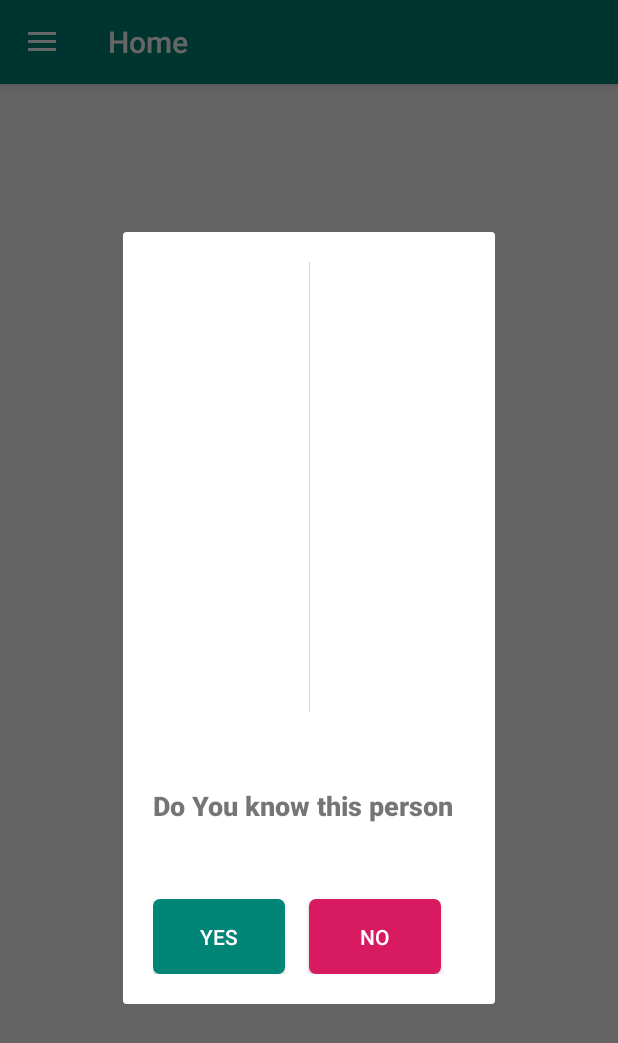
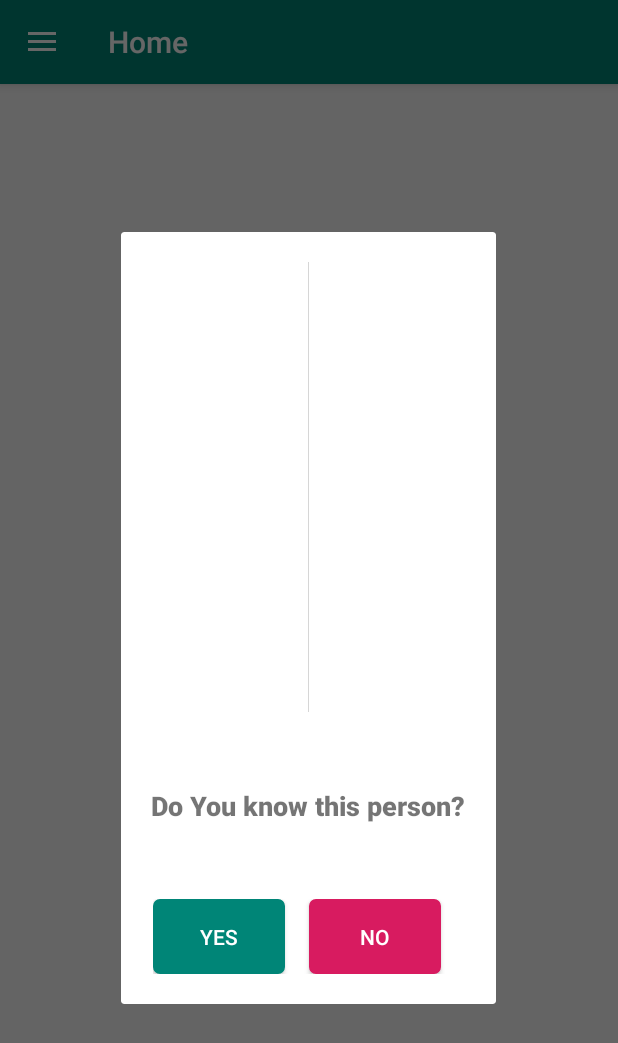
Before and after one commit to BuildForSDGCohort2/Team-SmartSurvelliance-mobile, an Android app: the fragment VerifyPictureFragment placed in its activity, on a phone screen of 412 x 824 dp. Shown: the top 1043 px of the screen. Run offline under Robolectric (Android 15) with nearby library versions, the phone set to English and light mode, and no system bars; our stand-ins replace Picasso, Timber, data binding, navigation-ui; libraries missing offline, so code that uses them is left out: com.amazonaws.mobile, com.amplifyframework.api, com.amplifyframework.auth, com.amplifyframework.core; pictures from the network do not load; 2 statements that could not run were skipped.

Commit message:
Update verifyDialogue UI

```diff
--- /dev/null
+++ b/app/src/main/res/drawable/ic_baseline_save_24.xml
@@ -0,0 +1,5 @@
+<vector android:height="24dp" android:tint="#2BA5A5"
+    android:viewportHeight="24" android:viewportWidth="24"
+    android:width="24dp" xmlns:android="http://schemas.android.com/apk/res/android">
+    <path android:fillColor="@android:color/white" android:pathData="M17,3L5,3c-1.11,0 -2,0.9 -2,2v14c0,1.1 0.89,2 2,2h14c1.1,0 2,-0.9 2,-2L21,7l-4,-4zM12,19c-1.66,0 -3,-1.34 -3,-3s1.34,-3 3,-3 3,1.34 3,3 -1.34,3 -3,3zM15,9L5,9L5,5h10v4z"/>
+</vector>
--- a/app/src/main/res/layout/fragment_dashboard.xml
+++ b/app/src/main/res/layout/fragment_dashboard.xml
@@ -9,10 +9,8 @@
     <ImageView
         android:id="@+id/imageView"
         android:layout_width="0dp"
-        android:layout_height="0dp"
-        android:padding="16dp"
+        android:layout_height="match_parent"
         android:src="@drawable/image_dashboard"
-        app:layout_constraintBottom_toBottomOf="parent"
         app:layout_constraintEnd_toEndOf="parent"
         app:layout_constraintStart_toStartOf="parent"
         app:layout_constraintTop_toTopOf="parent" />
--- a/app/src/main/res/layout/fragment_subscriptions.xml
+++ b/app/src/main/res/layout/fragment_subscriptions.xml
@@ -50,22 +50,21 @@
         <TextView
             android:layout_width="match_parent"
             android:layout_height="wrap_content"
-            android:clickable="false"
             android:drawablePadding="@dimen/icon_padding"
             android:gravity="center"
             android:padding="@dimen/padding_12"
             android:text="Bank Card"
             android:textSize="16sp"
             android:textStyle="bold"
+            android:clickable="true"
             app:drawableStartCompat="@drawable/ic_baseline_credit_card_24"
             tools:text="Bank Card" />
 
         <TextView
-            android:id="@+id/text_city"
             android:layout_width="match_parent"
             android:layout_height="wrap_content"
             android:background="@color/md_grey"
-            android:clickable="false"
+            android:clickable="true"
             android:gravity="center"
             android:padding="@dimen/padding_12"
             android:text="Credit, Debit, Master"
@@ -90,7 +89,7 @@
         app:layout_constraintTop_toBottomOf="@+id/textCard">
 
         <TextView
-            android:clickable="false"
+            android:clickable="true"
             android:layout_width="match_parent"
             android:layout_height="wrap_content"
             android:drawablePadding="@dimen/icon_padding"
@@ -103,7 +102,7 @@
             tools:text="Paystack" />
 
         <TextView
-            android:clickable="false"
+            android:clickable="true"
             android:layout_width="match_parent"
             android:layout_height="wrap_content"
             android:background="@color/md_grey"
--- a/app/src/main/res/layout/fragment_verify_picture.xml
+++ b/app/src/main/res/layout/fragment_verify_picture.xml
@@ -32,12 +32,66 @@
             android:layout_width="match_parent"
             android:layout_height="wrap_content"
             android:fontFamily="sans-serif-black"
-            android:text="Do You know this person"
+            android:text="Do You know this person?"
             android:textAlignment="center"
             android:textSize="18sp"
             android:layout_marginTop="50dp"
             app:layout_constraintTop_toBottomOf="@+id/personImageView"
             tools:layout_editor_absoluteX="20dp" />
+
+        <LinearLayout
+            android:layout_width="wrap_content"
+            android:layout_height="wrap_content"
+            android:layout_marginTop="8dp"
+            android:orientation="vertical"
+            android:visibility="gone"
+            android:background="@drawable/border"
+            app:layout_constraintEnd_toEndOf="@+id/textView"
+            app:layout_constraintStart_toStartOf="@+id/textView"
+            app:layout_constraintTop_toBottomOf="@+id/textView">
+
+
+            <TextView
+                android:id="@+id/textView4"
+                android:layout_width="match_parent"
+                android:layout_height="wrap_content"
+                android:textSize="16sp"
+                android:gravity="center"
+                android:textStyle="bold"
+                android:text="Enter a Name :" />
+            <View
+                android:layout_width="match_parent"
+                android:layout_height="2dp"
+                android:background="@color/md_grey"/>
+
+                <LinearLayout
+                    android:layout_width="match_parent"
+                    android:layout_height="wrap_content"
+                    android:layout_margin="4dp"
+                    android:orientation="horizontal">
+
+                    <EditText
+                        android:id="@+id/editTextTextPersonName"
+                        android:layout_width="0dp"
+                        android:layout_height="match_parent"
+                        android:layout_weight="3"
+                        android:ems="10"
+                        android:inputType="textPersonName"
+                        android:layout_margin="2dp"
+                        android:hint="Enter Name" />
+
+                    <ImageButton
+                        android:layout_width="0dp"
+                        android:layout_height="match_parent"
+                        android:layout_weight="1"
+                        android:elevation="4dp"
+                        android:layout_margin="2dp"
+                        android:src="@drawable/ic_baseline_save_24"
+                        />
+
+                </LinearLayout>
+
+        </LinearLayout>
 
         <LinearLayout
             android:layout_width="match_parent"
```
